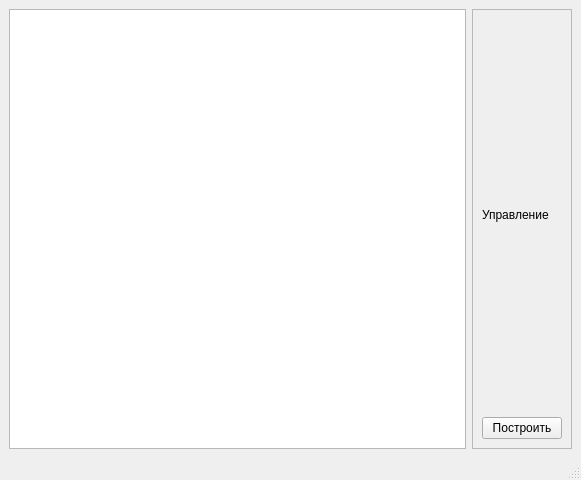
First picture: the form in ui/qt/design.ui, repository migregal/bmstu-iu7-cg-cp, before the edit.
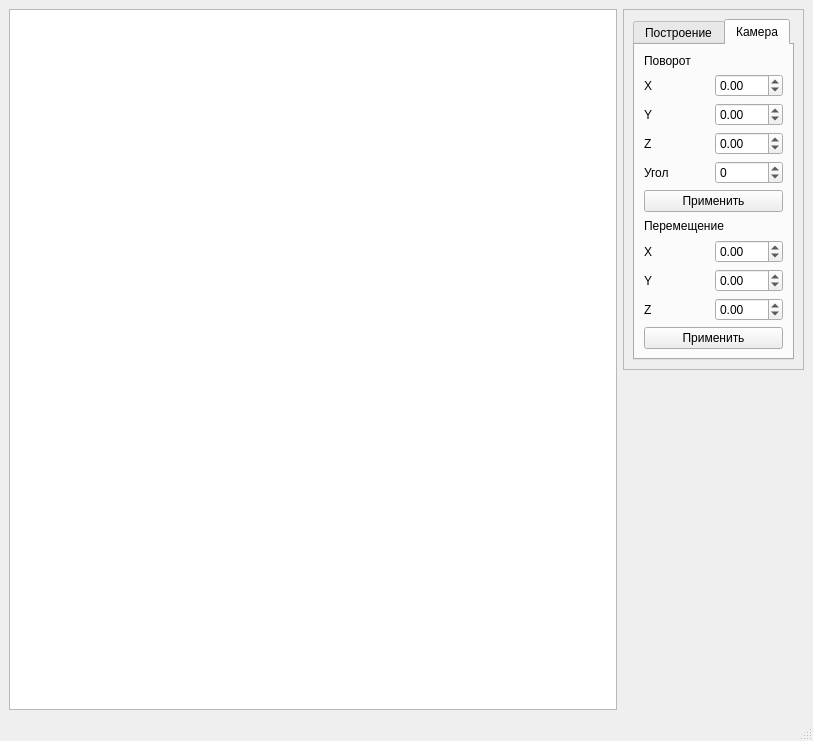
Second picture: the form after the edit. The open tabs and pages were chosen to show the change.

Commit message: Camera translation and rotation added

```diff
--- a/ui/qt/design.ui
+++ b/ui/qt/design.ui
@@ -6,8 +6,8 @@
    <rect>
     <x>0</x>
     <y>0</y>
-    <width>581</width>
-    <height>480</height>
+    <width>813</width>
+    <height>741</height>
    </rect>
   </property>
   <property name="windowTitle">
@@ -18,10 +18,10 @@
     <item>
      <widget class="QGraphicsView" name="graphicsView"/>
     </item>
-    <item>
+    <item alignment="Qt::AlignTop">
      <widget class="QFrame" name="frame">
       <property name="sizePolicy">
-       <sizepolicy hsizetype="Fixed" vsizetype="Preferred">
+       <sizepolicy hsizetype="Fixed" vsizetype="Fixed">
         <horstretch>0</horstretch>
         <verstretch>0</verstretch>
        </sizepolicy>
@@ -34,23 +34,190 @@
       </property>
       <layout class="QVBoxLayout" name="verticalLayout">
        <item>
-        <widget class="QLabel" name="label">
-         <property name="sizePolicy">
-          <sizepolicy hsizetype="Fixed" vsizetype="Preferred">
-           <horstretch>0</horstretch>
-           <verstretch>0</verstretch>
-          </sizepolicy>
+        <widget class="QTabWidget" name="tabWidget">
+         <property name="currentIndex">
+          <number>0</number>
          </property>
-         <property name="text">
-          <string>Управление</string>
-         </property>
-        </widget>
-       </item>
-       <item>
-        <widget class="QPushButton" name="applyButton">
-         <property name="text">
-          <string>Построить</string>
-         </property>
+         <widget class="QWidget" name="tab">
+          <attribute name="title">
+           <string>Построение</string>
+          </attribute>
+          <layout class="QGridLayout" name="gridLayout">
+           <item row="0" column="0">
+            <widget class="QPushButton" name="buildImageButton">
+             <property name="sizePolicy">
+              <sizepolicy hsizetype="Expanding" vsizetype="Fixed">
+               <horstretch>0</horstretch>
+               <verstretch>0</verstretch>
+              </sizepolicy>
+             </property>
+             <property name="text">
+              <string>Построить</string>
+             </property>
+            </widget>
+           </item>
+          </layout>
+         </widget>
+         <widget class="QWidget" name="tab_2">
+          <attribute name="title">
+           <string>Камера</string>
+          </attribute>
+          <layout class="QGridLayout" name="gridLayout_2">
+           <item row="3" column="0">
+            <widget class="QLabel" name="label_5">
+             <property name="text">
+              <string>Z</string>
+             </property>
+            </widget>
+           </item>
+           <item row="3" column="1">
+            <widget class="QDoubleSpinBox" name="rotationZ">
+             <property name="minimum">
+              <double>-100.000000000000000</double>
+             </property>
+             <property name="maximum">
+              <double>100.000000000000000</double>
+             </property>
+            </widget>
+           </item>
+           <item row="7" column="1">
+            <widget class="QDoubleSpinBox" name="translationX">
+             <property name="minimum">
+              <double>-100.000000000000000</double>
+             </property>
+             <property name="maximum">
+              <double>100.000000000000000</double>
+             </property>
+            </widget>
+           </item>
+           <item row="4" column="0">
+            <widget class="QLabel" name="label_6">
+             <property name="text">
+              <string>Угол</string>
+             </property>
+            </widget>
+           </item>
+           <item row="1" column="0">
+            <widget class="QLabel" name="label_3">
+             <property name="text">
+              <string>X</string>
+             </property>
+            </widget>
+           </item>
+           <item row="5" column="0" colspan="2">
+            <widget class="QPushButton" name="rotationApply">
+             <property name="text">
+              <string>Применить</string>
+             </property>
+            </widget>
+           </item>
+           <item row="0" column="0" colspan="2">
+            <widget class="QLabel" name="label">
+             <property name="sizePolicy">
+              <sizepolicy hsizetype="Preferred" vsizetype="Fixed">
+               <horstretch>0</horstretch>
+               <verstretch>0</verstretch>
+              </sizepolicy>
+             </property>
+             <property name="text">
+              <string>Поворот</string>
+             </property>
+            </widget>
+           </item>
+           <item row="8" column="1">
+            <widget class="QDoubleSpinBox" name="translationY">
+             <property name="minimum">
+              <double>-100.000000000000000</double>
+             </property>
+             <property name="maximum">
+              <double>100.000000000000000</double>
+             </property>
+            </widget>
+           </item>
+           <item row="1" column="1">
+            <widget class="QDoubleSpinBox" name="rotationX">
+             <property name="minimum">
+              <double>-100.000000000000000</double>
+             </property>
+             <property name="maximum">
+              <double>100.000000000000000</double>
+             </property>
+            </widget>
+           </item>
+           <item row="7" column="0">
+            <widget class="QLabel" name="label_7">
+             <property name="text">
+              <string>X</string>
+             </property>
+            </widget>
+           </item>
+           <item row="10" column="0" colspan="2">
+            <widget class="QPushButton" name="translationApply">
+             <property name="text">
+              <string>Применить</string>
+             </property>
+            </widget>
+           </item>
+           <item row="8" column="0">
+            <widget class="QLabel" name="label_8">
+             <property name="text">
+              <string>Y</string>
+             </property>
+            </widget>
+           </item>
+           <item row="2" column="0">
+            <widget class="QLabel" name="label_4">
+             <property name="text">
+              <string>Y</string>
+             </property>
+            </widget>
+           </item>
+           <item row="2" column="1">
+            <widget class="QDoubleSpinBox" name="rotationY">
+             <property name="minimum">
+              <double>-100.000000000000000</double>
+             </property>
+             <property name="maximum">
+              <double>100.000000000000000</double>
+             </property>
+            </widget>
+           </item>
+           <item row="6" column="0" colspan="2">
+            <widget class="QLabel" name="label_2">
+             <property name="text">
+              <string>Перемещение</string>
+             </property>
+            </widget>
+           </item>
+           <item row="4" column="1">
+            <widget class="QSpinBox" name="rotationAlpha">
+             <property name="minimum">
+              <number>-180</number>
+             </property>
+             <property name="maximum">
+              <number>180</number>
+             </property>
+            </widget>
+           </item>
+           <item row="9" column="0">
+            <widget class="QLabel" name="label_9">
+             <property name="text">
+              <string>Z</string>
+             </property>
+            </widget>
+           </item>
+           <item row="9" column="1">
+            <widget class="QDoubleSpinBox" name="translationZ">
+             <property name="minimum">
+              <double>-100.000000000000000</double>
+             </property>
+             <property name="maximum">
+              <double>100.000000000000000</double>
+             </property>
+            </widget>
+           </item>
+          </layout>
+         </widget>
         </widget>
        </item>
       </layout>
```
Left out of the diff: 4 changed lines with no effect on the pictures. The commit also changes 5 other files.
